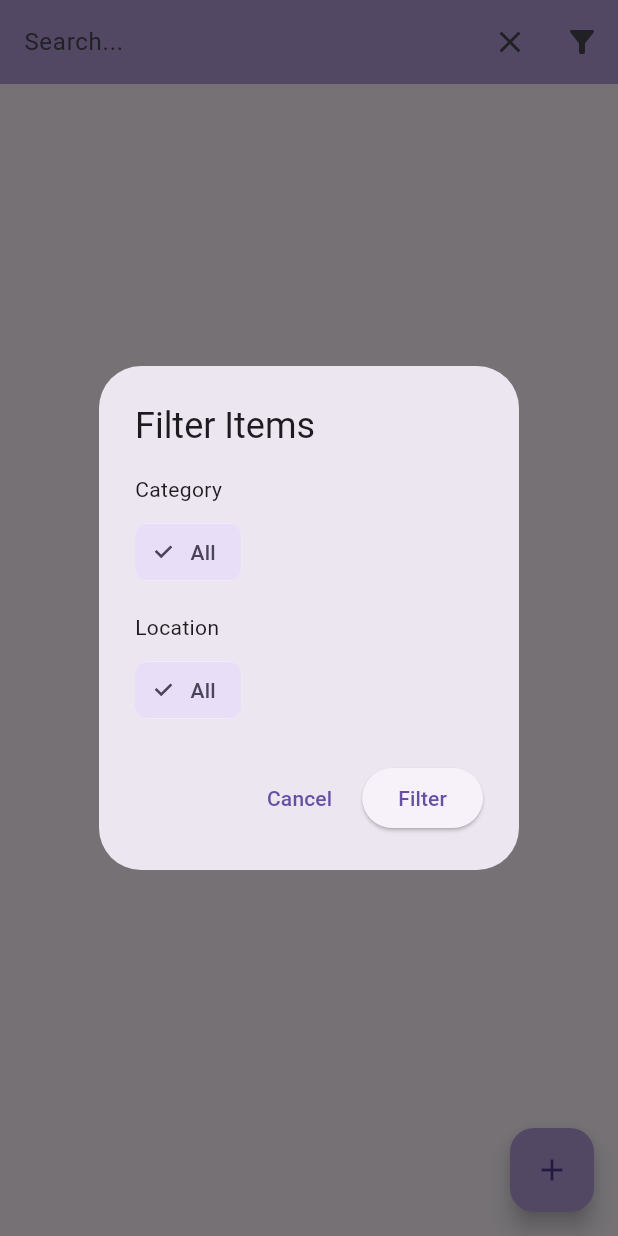
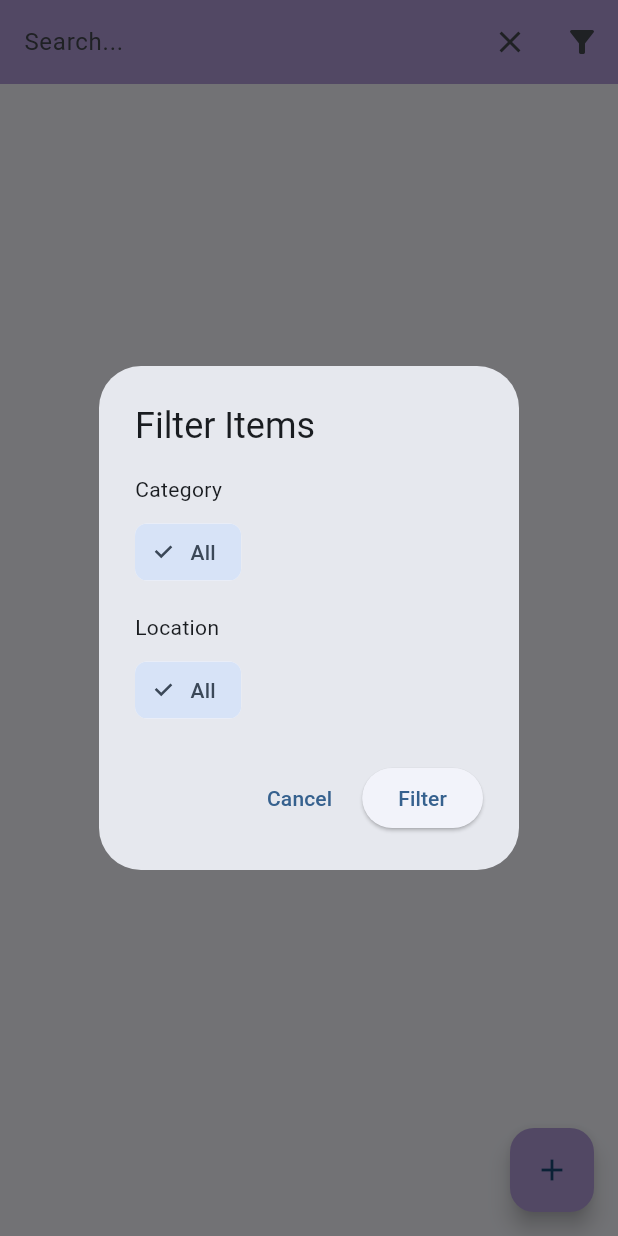
Before and after one commit to ArbaazSaber/Homely, a Flutter app: the screen it shows after launch, after a tap on the "search" icon, after a tap on the "filter list alt" icon, on a phone screen of 412 x 824 dp. Run offline on Flutter 3.47's test engine with Material 3 defaults, Android fonts, the phone set to English and light mode, and no system bars; our stand-ins replace google_fonts, supabase_flutter; missing offline and left inert: fuzzywuzzy; accounts and stored records are empty.

Commit message:
Successfully Integrated Supabase

```diff
--- a/lib/inventory_screen.dart
+++ b/lib/inventory_screen.dart
@@ -9,14 +9,14 @@ import 'package:homely/model/inventory_item.dart';
 import 'package:homely/widget/list_item_tile.dart';
 import 'package:homely/widget/add_update_dialog.dart';
 
-class InvetoryScreen extends StatefulWidget {
-  const InvetoryScreen({super.key});
+class InventoryScreen extends StatefulWidget {
+  const InventoryScreen({super.key});
 
   @override
-  State<InvetoryScreen> createState() => _InvetoryScreenState();
+  State<InventoryScreen> createState() => _InventoryScreenState();
 }
 
-class _InvetoryScreenState extends State<InvetoryScreen> {
+class _InventoryScreenState extends State<InventoryScreen> {
   final supabase = Supabase.instance.client;
 
   late List<Category> allCategories;
@@ -46,9 +46,11 @@ class _InvetoryScreenState extends State<InvetoryScreen> {
   }
 
   void loadCategoriesAndLocations() async {
+    try {
       final responseCategories = await supabase.from('categories').select();
       final responseLocations = await supabase.from('locations').select();
 
+      if (mounted) {
         setState(() {
           allCategories = List<Category>.from(
             responseCategories.map((e) => Category.fromJson(e)),
@@ -60,15 +62,62 @@ class _InvetoryScreenState extends State<InvetoryScreen> {
           selectedLocations = allLocations.toSet();
         });
       }
+    } catch (e) {
+      print('Error loading categories and locations: $e');
+      if (mounted) {
+        setState(() {
+          isLoading = false;
+        });
+      }
+    }
+  }
 
   void loadItems() async {
-    final responseItems = await supabase.from('inventory_items').select();
+    try {
+      final responseItems = await supabase.from('inventory_items').select('''
+        *,
+        category:categories(name, category_id),
+        location:locations(name, location_id),
+        family:families(*),
+        updated_by:users(*, family:families(*))
+      ''');
+
+      if (responseItems.isEmpty) {
+        print('No items found or response is null');
+        if (mounted) {
           setState(() {
-      allItems = List<InventoryItem>.from(
-        responseItems.map((e) => InventoryItem.fromJson(e)),
-      );
+            allItems = [];
+            filteredItems = {};
+            isLoading = false;
+          });
+        }
+        return;
+      }
+
+      if (mounted) {
+        setState(() {
+          allItems = responseItems.map((e) {
+            try {
+              return InventoryItem.fromJson(e);
+            } catch (e) {
+              print('Error parsing item: $e');
+              return null;
+            }
+          }).whereType<InventoryItem>().toList();
+
           filteredItems = allItems.toSet();
+          isLoading = false;
         });
+      }
+    } catch (e, stackTrace) {
+      print('Error loading items: $e');
+      print('Stack trace: $stackTrace');
+      if (mounted) {
+        setState(() {
+          isLoading = false;
+        });
+      }
+    }
   }
 
   void filterItems() {
@@ -248,7 +297,12 @@ class _InvetoryScreenState extends State<InvetoryScreen> {
           ),
         ],
       ),
-      body: ListView.builder(
+      body: isLoading
+          ? const Center(child: CircularProgressIndicator())
+          : allItems.isEmpty
+              ? const Center(child: Text('No items found'))
+              :
+      ListView.builder(
         itemCount: filteredItems.length,
         itemBuilder: (context, index) {
           return ListItemTile(
--- a/lib/main.dart
+++ b/lib/main.dart
@@ -20,8 +20,12 @@ class MyApp extends StatelessWidget {
   @override
   Widget build(BuildContext context) {
     return MaterialApp(
-      title: 'Flutter Demo',
-      home: InvetoryScreen()
+      title: 'Homely',
+      theme: ThemeData(
+        colorScheme: ColorScheme.fromSeed(seedColor: Colors.blue),
+        useMaterial3: true,
+      ),
+      home: const InventoryScreen(),
     );
   }
 }
--- a/lib/widget/list_item_tile.dart
+++ b/lib/widget/list_item_tile.dart
@@ -26,7 +26,7 @@ class ListItemTile extends StatelessWidget {
         ),
       ),
       subtitle: Text(
-        'Quantity: ${item.quantity} ${item.unit}\nCategory: ${item.category}',
+        'Quantity: ${item.quantity} ${item.unit}\nCategory: ${item.category.name}',
       ),
       trailing: Text(
         item.location.name,
```
Also changed, not shown: lib/widget/add_update_dialog.dart (+4 -4 lines), 1 other file. Lines whose indentation alone changed are shown as unchanged.
